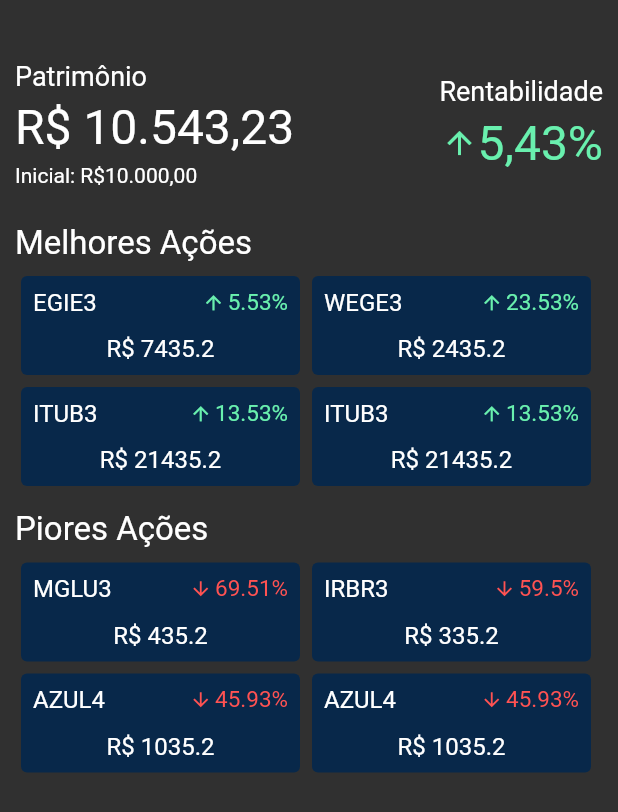
After one commit to pulszao/investing, a Flutter app: the RentabilityScreen screen opened directly, on a phone screen of 412 x 824 dp. The commit adds this screen. Shown: the top 812 px of the screen. Run offline on Flutter 3.47's test engine with Material 2 defaults, Android fonts, the phone set to English and light mode, and no system bars; our stand-ins replace dropdown_search, material_design_icons_flutter, syncfusion_flutter_charts.

Commit message:
Adding rentability screen

```diff
--- a/lib/screens/menu_screen.dart
+++ b/lib/screens/menu_screen.dart
@@ -2,6 +2,7 @@ import 'package:flutter/material.dart';
 import 'package:investing/components/card/menu_card.dart';
 import 'package:investing/screens/portfolio/portfolio.dart';
 import 'package:investing/screens/profile/profile_screen.dart';
+import 'package:investing/screens/rentability/rentability_screen.dart';
 import 'package:investing/screens/transactions/transactions_screen.dart';
 import 'package:investing/screens/watchlist/watchlist_screen.dart';
 import 'package:material_design_icons_flutter/material_design_icons_flutter.dart';
@@ -101,7 +102,10 @@ class _MenuScreenState extends State<MenuScreen> {
                 itemModel: CardItemModel(
                   description: 'Rentabilidade',
                   iconData: MdiIcons.finance,
-                  onPressed: () {},
+                  onPressed: () => Navigator.push(
+                    context,
+                    MaterialPageRoute(builder: (BuildContext context) => const RentabilityScreen()),
+                  ),
                 ),
               ),
             ),
@@ -309,7 +313,9 @@ class _MenuScreenState extends State<MenuScreen> {
                     children: [
                       FloatingActionButton(
                         heroTag: 'sector_allocation',
-                        onPressed: () {},
+                        onPressed: () {
+                          // TODO: add sector allocation screen
+                        },
                         materialTapTargetSize: MaterialTapTargetSize.padded,
                         mini: true,
                         elevation: 2,
--- /dev/null
+++ b/lib/screens/rentability/rentability_screen.dart
@@ -0,0 +1,235 @@
+import 'package:flutter/material.dart';
+import 'package:investing/constants.dart';
+
+class RentabilityScreen extends StatefulWidget {
+  const RentabilityScreen({Key? key}) : super(key: key);
+
+  @override
+  State<RentabilityScreen> createState() => _RentabilityScreenState();
+}
+
+class _RentabilityScreenState extends State<RentabilityScreen> {
+  @override
+  Widget build(BuildContext context) {
+    return Scaffold(
+      body: SafeArea(
+        child: SingleChildScrollView(
+          child: Padding(
+            padding: const EdgeInsets.fromLTRB(10, 40, 10, 20),
+            child: Column(
+              crossAxisAlignment: CrossAxisAlignment.start,
+              children: [
+                Row(
+                  mainAxisAlignment: MainAxisAlignment.spaceBetween,
+                  children: [
+                    Column(
+                      crossAxisAlignment: CrossAxisAlignment.start,
+                      children: [
+                        Text(
+                          'Patrimônio',
+                          style: kBaseTextStyle(
+                            fontSize: 18,
+                          ),
+                        ),
+                        const SizedBox(height: 5),
+                        Text(
+                          'R\$ 10.543,23',
+                          style: kBaseTextStyle(
+                            fontSize: 32,
+                          ),
+                        ),
+                        const SizedBox(height: 5),
+                        Text(
+                          'Inicial: R\$10.000,00',
+                        ),
+                      ],
+                    ),
+                    Column(
+                      crossAxisAlignment: CrossAxisAlignment.end,
+                      children: [
+                        Text(
+                          'Rentabilidade',
+                          style: kBaseTextStyle(
+                            fontSize: 18,
+                          ),
+                        ),
+                        const SizedBox(height: 5),
+                        Row(
+                          children: [
+                            const Icon(
+                              Icons.arrow_upward,
+                              size: 24,
+                              color: Colors.greenAccent,
+                            ),
+                            Text(
+                              '5,43%',
+                              style: kBaseTextStyle(
+                                fontSize: 32,
+                                color: Colors.greenAccent,
+                              ),
+                            ),
+                          ],
+                        ),
+                      ],
+                    ),
+                  ],
+                ),
+                const SizedBox(height: 24),
+                Column(
+                  crossAxisAlignment: CrossAxisAlignment.start,
+                  children: [
+                    Text(
+                      'Melhores Ações',
+                      style: kBaseTextStyle(
+                        fontSize: 22,
+                      ),
+                    ),
+                    const SizedBox(height: 5),
+                    Wrap(
+                      children: [
+                        TopPickStock(
+                          stock: 'EGIE3',
+                          total: 7435.20,
+                          profit: 5.53,
+                        ),
+                        TopPickStock(
+                          stock: 'WEGE3',
+                          total: 2435.20,
+                          profit: 23.53,
+                        ),
+                        TopPickStock(
+                          stock: 'ITUB3',
+                          total: 21435.20,
+                          profit: 13.53,
+                        ),
+                        TopPickStock(
+                          stock: 'ITUB3',
+                          total: 21435.20,
+                          profit: 13.53,
+                        ),
+                      ],
+                    )
+                  ],
+                ),
+                const SizedBox(height: 12),
+                Column(
+                  crossAxisAlignment: CrossAxisAlignment.start,
+                  children: [
+                    Text(
+                      'Piores Ações',
+                      style: kBaseTextStyle(
+                        fontSize: 22,
+                      ),
+                    ),
+                    const SizedBox(height: 5),
+                    Wrap(
+                      children: [
+                        TopPickStock(
+                          stock: 'MGLU3',
+                          total: 435.20,
+                          profit: -69.51,
+                        ),
+                        TopPickStock(
+                          stock: 'IRBR3',
+                          total: 335.20,
+                          profit: -59.50,
+                        ),
+                        TopPickStock(
+                          stock: 'AZUL4',
+                          total: 1035.20,
+                          profit: -45.93,
+                        ),
+                        TopPickStock(
+                          stock: 'AZUL4',
+                          total: 1035.20,
+                          profit: -45.93,
+                        ),
+                      ],
+                    )
+                  ],
+                )
+              ],
+            ),
+          ),
+        ),
+      ),
+    );
+  }
+}
+
+class TopPickStock extends StatelessWidget {
+  final String stock;
+  final double profit;
+  final double total;
+  const TopPickStock({
+    Key? key,
+    required this.stock,
+    required this.profit,
+    required this.total,
+  }) : super(key: key);
+
+  @override
+  Widget build(BuildContext context) {
+    double width = MediaQuery.of(context).size.width;
+    return Card(
+      elevation: 0,
+      color: kColorScheme.surface,
+      margin: const EdgeInsets.all(4),
+      child: Container(
+        padding: const EdgeInsets.all(8.0),
+        width: width / 2 - 20,
+        child: Column(
+          crossAxisAlignment: CrossAxisAlignment.center,
+          children: [
+            Row(
+              mainAxisAlignment: MainAxisAlignment.spaceBetween,
+              children: [
+                SizedBox(
+                  width: width / 4 - 15,
+                  child: Text(
+                    stock,
+                    style: kBaseTextStyle(
+                      fontSize: 16,
+                    ),
+                  ),
+                ),
+                const Expanded(child: SizedBox()),
+                Icon(
+                  profit >= 0 ? Icons.arrow_upward : Icons.arrow_downward,
+                  size: 15,
+                  color: profit >= 0 ? Colors.greenAccent : Colors.redAccent,
+                ),
+                const SizedBox(width: 2),
+                Container(
+                  constraints: BoxConstraints(maxWidth: width / 5),
+                  child: Text(
+                    profit >= 0 ? '$profit%' : '${profit * -1}%',
+                    style: kBaseTextStyle(
+                      fontSize: 15,
+                      color: profit >= 0 ? Colors.greenAccent : Colors.redAccent,
+                    ),
+                  ),
+                ),
+              ],
+            ),
+            const SizedBox(height: 12),
+            Row(
+              mainAxisAlignment: MainAxisAlignment.center,
+              children: [
+                Container(
+                  constraints: BoxConstraints(maxWidth: width / 2.5),
+                  child: Text(
+                    'R\$ $total',
+                    style: kBaseTextStyle(
+                      fontSize: 16,
+                    ),
+                  ),
+                ),
+              ],
+            ),
+          ],
+        ),
+      ),
+    );
+  }
+}
```
